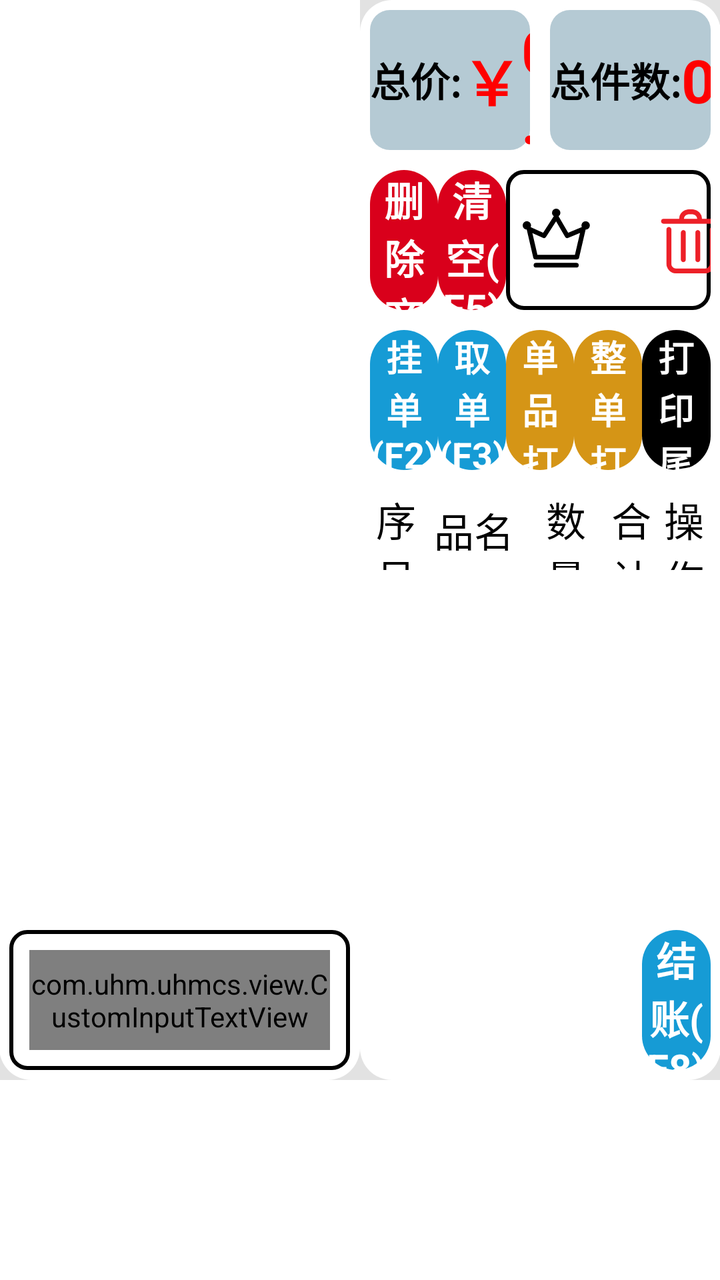
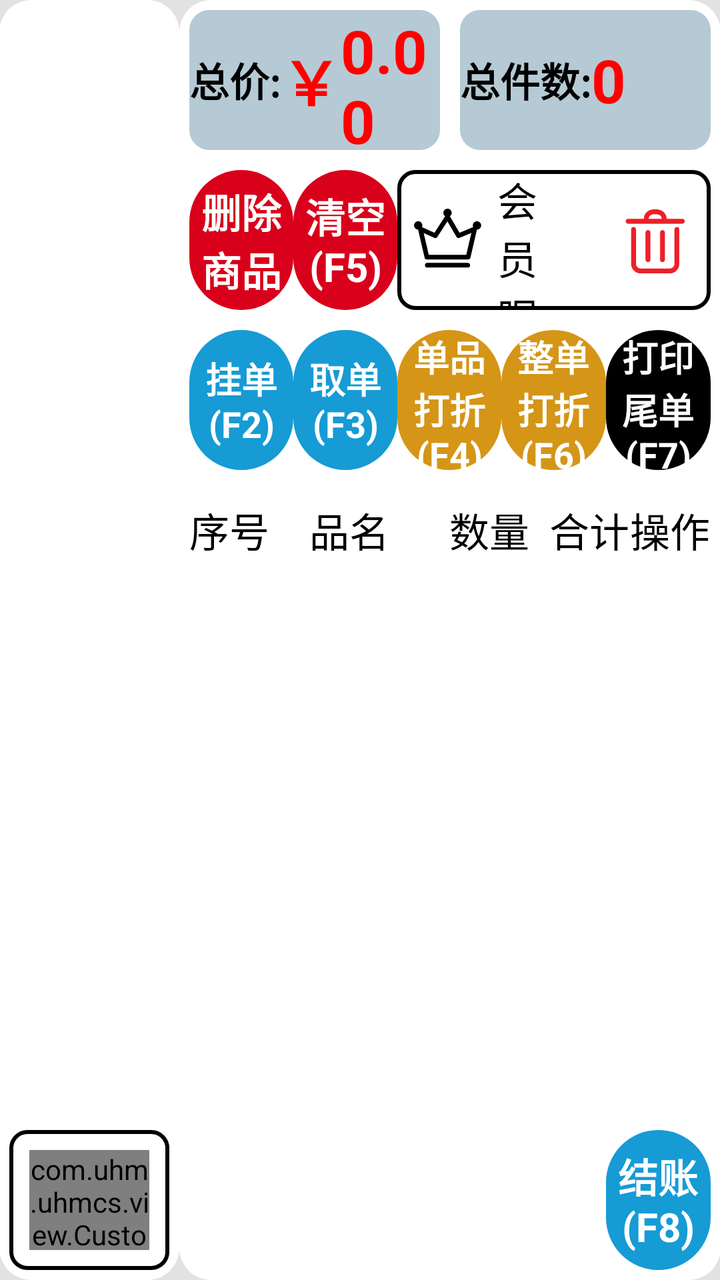

Before-and-after screenshots of an Android layout around one commit, followed by the original layout XML and the change that was made.
<!-- AndroidManifest.xml: application theme Base.Theme.UHMCS -->
<!-- res/layout/activity_main.xml -->
<?xml version="1.0" encoding="utf-8"?>
<LinearLayout xmlns:android="http://schemas.android.com/apk/res/android"
    android:layout_width="match_parent"
    android:layout_height="match_parent"
    android:background="#e2e2e2"
    android:orientation="vertical">
    <LinearLayout
        android:padding="@dimen/dp_10"
        android:layout_width="match_parent"
        android:layout_height="0dp"
        android:layout_weight="1"
        android:orientation="horizontal">

        <LinearLayout
            android:layout_width="0dp"
            android:layout_weight="1"
            android:layout_marginRight="@dimen/dp_10"
            android:layout_height="match_parent"
            android:orientation="vertical"
            android:background="@drawable/white_bg">
            <RelativeLayout
                android:layout_width="match_parent"
                android:layout_height="0dp"
                android:layout_weight="1">
                <androidx.recyclerview.widget.RecyclerView
                    android:id="@+id/shop_rv"
                    android:layout_width="match_parent"
                    android:layout_height="match_parent"
                    android:background="@color/white"
                    android:fadeScrollbars="false"
                    android:gravity="center"
                    android:scrollbarFadeDuration="0"
                    android:scrollbarThumbVertical="@drawable/scrollbar_vertical_thumb"
                    android:scrollbars="vertical"
                    android:visibility="visible" />
                <View
                    android:visibility="gone"
                    android:id="@+id/shop_mocheng"
                    android:layout_width="match_parent"
                    android:layout_height="match_parent"/>
            </RelativeLayout>

            <RelativeLayout
                android:layout_width="match_parent"
                android:layout_height="80dp">
                <ImageView
                    android:layout_centerVertical="true"
                    android:id="@+id/more_function_btn"
                    android:paddingLeft="10dp"
                    android:layout_width="70dp"
                    android:paddingRight="10dp"
                    android:layout_height="match_parent"
                    android:src="@drawable/more_function" />

                <ImageView
                    android:visibility="gone"
                    android:paddingLeft="10dp"
                    android:layout_width="70dp"
                    android:paddingRight="10dp"
                    android:id="@+id/add_no_code_btn"
                    android:layout_marginLeft="80dp"
                    android:layout_height="match_parent"
                    android:src="@drawable/add_no_code" />
                <LinearLayout
                    android:id="@+id/wangluo_view"
                    android:visibility="gone"
                    android:gravity="center_vertical"
                    android:layout_marginLeft="150dp"
                    android:layout_width="wrap_content"
                    android:layout_height="match_parent"
                    android:orientation="horizontal">
                    <ImageView
                        android:paddingLeft="10dp"
                        android:layout_width="70dp"
                        android:paddingRight="10dp"
                        android:layout_height="match_parent"
                        android:src="@mipmap/wangluo"/>
                    <TextView
                        android:layout_width="wrap_content"
                        android:layout_height="wrap_content"
                        android:text="@string/no_network_detected"
                        android:textColor="@color/mr_red_000"
                        android:textSize="24dp"/>
                </LinearLayout>
                <TextView
                    android:id="@+id/bendin_view"
                    android:visibility="gone"
                    android:layout_marginLeft="150dp"
                    android:layout_width="wrap_content"
                    android:layout_height="wrap_content"
                    android:layout_centerVertical="true"
                    android:text="@string/Local_bill_upload_required"
                    android:textColor="@color/color_login_079752"
                    android:textSize="24dp"/>
                <LinearLayout
                    android:focusable="true"
                    android:focusableInTouchMode="true"
                    android:layout_alignParentRight="true"
                    android:layout_margin="5dp"
                    android:layout_width="440dp"
                    android:layout_height="match_parent"
                    android:background="@drawable/rounded_border"
                    android:orientation="horizontal">
                    <com.uhm.uhmcs.view.CustomInputTextView
                        android:id="@+id/et_tiaoxingma"
                        android:hint="@string/barcode"
                        android:textColorHint="#c1c1c1"
                        android:textSize="24dp"
                        android:textColor="@color/black"
                        android:layout_margin="10dp"
                        android:layout_width="0dp"
                        android:layout_height="match_parent"
                        android:layout_weight="1"
                        android:gravity="center_vertical"/>

                    <ImageView
                        android:visibility="gone"
                        android:layout_width="wrap_content"
                        android:layout_height="wrap_content"
                        android:src="@mipmap/jianpan"/>

                </LinearLayout>

            </RelativeLayout>
        </LinearLayout>
        <LinearLayout
            android:layout_width="0dp"
            android:layout_height="match_parent"
            android:background="@drawable/white_bg"
            android:layout_weight="1"
            android:orientation="vertical">
            <LinearLayout
                android:layout_width="match_parent"
                android:layout_height="80dp"
                android:orientation="horizontal">
                <LinearLayout
                    android:gravity="center_vertical"
                    android:layout_width="0dp"
                    android:layout_height="match_parent"
                    android:orientation="horizontal"
                    android:layout_weight="1"
                    android:layout_margin="5dp"
                    android:background="@drawable/blue_bg">
                    <TextView
                        android:layout_width="wrap_content"
                        android:layout_height="wrap_content"
                        android:textColor="@color/black"
                        android:textSize="20dp"
                        android:text="@string/grand_total"
                        android:textStyle="bold"
                        android:layout_marginLeft="@dimen/dp_10"/>
                    <TextView
                        android:layout_width="wrap_content"
                        android:layout_height="wrap_content"
                        android:textColor="@color/mr_red_000"
                        android:textSize="30dp"
                        android:text="￥"
                        android:textStyle="bold"
                        android:layout_marginLeft="@dimen/dp_10"/>
                    <TextView
                        android:id="@+id/tv_zongjia"
                        android:layout_width="wrap_content"
                        android:layout_height="wrap_content"
                        android:textColor="@color/mr_red_000"
                        android:textSize="30dp"
                        android:textStyle="bold"
                        android:text="0.00" />
                </LinearLayout>
                <LinearLayout
                    android:gravity="center_vertical"
                    android:layout_width="0dp"
                    android:layout_height="match_parent"
                    android:orientation="horizontal"
                    android:layout_weight="1"
                    android:layout_margin="5dp"
                    android:background="@drawable/blue_bg">
                    <TextView
                        android:layout_width="wrap_content"
                        android:layout_height="wrap_content"
                        android:textColor="@color/black"
                        android:textSize="20dp"
                        android:text="@string/total_items"
                        android:textStyle="bold"
                        android:layout_marginStart="@dimen/dp_10"/>

                    <TextView
                        android:id="@+id/tv_zongjian"
                        android:layout_marginStart="@dimen/dp_10"
                        android:layout_width="wrap_content"
                        android:layout_height="wrap_content"
                        android:textColor="@color/mr_red_000"
                        android:textSize="30dp"
                        android:textStyle="bold"
                        android:text="0" />
                </LinearLayout>
            </LinearLayout>


            <LinearLayout
                android:padding="5dp"
                android:layout_width="match_parent"
                android:layout_height="80dp"
                android:orientation="horizontal">
                <LinearLayout
                    android:layout_width="0dp"
                    android:layout_height="match_parent"
                    android:orientation="horizontal"
                    android:layout_weight="2">
                    <TextView
                        android:id="@+id/delete_shop"
                        android:background="@drawable/red_bg"
                        android:layout_width="0dp"
                        android:layout_height="match_parent"
                        android:layout_weight="1"
                        android:text="@string/delete_item"
                        android:textSize="20dp"
                        android:textColor="@color/white"
                        android:gravity="center"
                        android:textStyle="bold"
                        android:layout_marginRight="@dimen/dp_10"/>
                    <TextView
                        android:id="@+id/qingkong_btn"
                        android:background="@drawable/red_bg"
                        android:layout_width="0dp"
                        android:layout_height="match_parent"
                        android:layout_weight="1"
                        android:text="@string/clear_all"
                        android:textSize="20dp"
                        android:textColor="@color/white"
                        android:gravity="center"
                        android:textStyle="bold"
                        android:layout_marginRight="@dimen/dp_10"/>
                </LinearLayout>
                <LinearLayout
                    android:id="@+id/huiyuan_btn"
                    android:gravity="center_vertical"
                    android:layout_width="0dp"
                    android:layout_weight="3"
                    android:layout_height="match_parent"
                    android:orientation="horizontal"
                    android:background="@drawable/rounded_border">
                    <ImageView
                        android:layout_marginLeft="5dp"
                        android:layout_width="40dp"
                        android:layout_height="match_parent"
                        android:src="@drawable/huiyuan"/>
                    <TextView
                        android:id="@+id/huiyuan_name"
                        android:layout_marginLeft="5dp"
                        android:layout_width="0dp"
                        android:layout_weight="1"
                        android:layout_height="wrap_content"
                        android:text="@string/member_nickname"
                        android:textColor="@color/black"
                        android:textSize="20dp"/>
                    <ImageView
                        android:paddingLeft="20dp"
                        android:id="@+id/shanchuhuiyuan_btn"
                        android:layout_marginRight="5dp"
                        android:layout_width="65dp"
                        android:layout_height="match_parent"
                        android:src="@drawable/shanchu" />
                </LinearLayout>
            </LinearLayout>
            <LinearLayout
                android:padding="5dp"
                android:layout_width="match_parent"
                android:layout_height="80dp"
                android:orientation="horizontal">
                <TextView
                    android:id="@+id/guadan_btn"
                    android:background="@drawable/blue_bg1"
                    android:layout_width="0dp"
                    android:layout_height="match_parent"
                    android:layout_weight="1"
                    android:text="@string/hold_order"
                    android:textSize="18dp"
                    android:textColor="@color/white"
                    android:gravity="center"
                    android:textStyle="bold"
                    android:layout_marginRight="@dimen/dp_10"/>
                <TextView
                    android:id="@+id/qudan_btn"
                    android:background="@drawable/blue_bg1"
                    android:layout_width="0dp"
                    android:layout_height="match_parent"
                    android:layout_weight="1"
                    android:text="@string/qudan_null"
                    android:textSize="18dp"
                    android:textColor="@color/white"
                    android:gravity="center"
                    android:textStyle="bold"
                    android:layout_marginRight="@dimen/dp_10"/>
                <TextView
                    android:id="@+id/dazhe_one_btn"
                    android:background="@drawable/yellow_bg"
                    android:layout_width="0dp"
                    android:layout_height="match_parent"
                    android:layout_weight="1"
                    android:text="@string/item_discount"
                    android:textSize="18dp"
                    android:textColor="@color/white"
                    android:gravity="center"
                    android:textStyle="bold"
                    android:layout_marginRight="@dimen/dp_10"/>
                <TextView
                    android:id="@+id/dazhe_all_btn"
                    android:background="@drawable/yellow_bg"
                    android:layout_width="0dp"
                    android:layout_height="match_parent"
                    android:layout_weight="1"
                    android:text="@string/order_discount"
                    android:textSize="18dp"
                    android:textColor="@color/white"
                    android:gravity="center"
                    android:textStyle="bold"
                    android:layout_marginRight="@dimen/dp_10"/>
                <TextView
                    android:id="@+id/daying_btn"
                    android:background="@drawable/black_bg"
                    android:layout_width="0dp"
                    android:layout_height="match_parent"
                    android:layout_weight="1"
                    android:text="@string/print_receipt"
                    android:textSize="18dp"
                    android:textColor="@color/white"
                    android:gravity="center"
                    android:textStyle="bold" />
            </LinearLayout>
            <LinearLayout
                android:layout_margin="5dp"
                android:layout_width="match_parent"
                android:layout_height="0dp"
                android:layout_weight="1"
                android:orientation="vertical">
                <LinearLayout
                    android:layout_width="match_parent"
                    android:layout_height="40dp"
                    android:orientation="horizontal">
                    <TextView
                        android:gravity="center"
                        android:layout_width="0dp"
                        android:layout_height="match_parent"
                        android:layout_weight="1"
                        android:textSize="20dp"
                        android:textColor="@color/black"
                        android:text="@string/No"/>
                    <TextView
                        android:gravity="center"
                        android:layout_width="0dp"
                        android:layout_height="match_parent"
                        android:layout_weight="2"
                        android:textSize="20dp"
                        android:textColor="@color/black"
                        android:text="@string/product_name"/>
                    <TextView
                        android:visibility="gone"
                        android:gravity="center"
                        android:layout_width="0dp"
                        android:layout_height="match_parent"
                        android:layout_weight="1.5"
                        android:textSize="20dp"
                        android:textColor="@color/black"
                        android:text="规格"/>
                    <TextView
                        android:gravity="center"
                        android:layout_width="0dp"
                        android:layout_height="match_parent"
                        android:layout_weight="1.5"
                        android:textSize="20dp"
                        android:textColor="@color/black"
                        android:text="@string/qty"/>
                    <TextView
                        android:gravity="center"
                        android:layout_width="0dp"
                        android:layout_height="match_parent"
                        android:layout_weight="1"
                        android:textSize="20dp"
                        android:textColor="@color/black"
                        android:text="@string/total"/>
                    <TextView
                        android:id="@+id/caozuo_view"
                        android:gravity="center"
                        android:layout_width="0dp"
                        android:layout_height="match_parent"
                        android:layout_weight="1"
                        android:textSize="20dp"
                        android:textColor="@color/black"
                        android:text="@string/action"/>
                </LinearLayout>
                <RelativeLayout
                    android:layout_width="match_parent"
                    android:layout_height="0dp"
                    android:layout_weight="1">
                    <androidx.recyclerview.widget.RecyclerView
                        android:id="@+id/selected_shop_rv"
                        android:layout_width="match_parent"
                        android:layout_height="match_parent"
                        android:fadeScrollbars="false"
                        android:gravity="center"
                        android:scrollbarFadeDuration="0"
                        android:scrollbarThumbVertical="@drawable/scrollbar_vertical_thumb"
                        android:scrollbars="vertical"
                        android:visibility="visible" />
                    <LinearLayout
                        android:visibility="gone"
                        android:id="@+id/have_paid_view"
                        android:layout_width="match_parent"
                        android:layout_height="match_parent"
                        android:orientation="vertical"
                        android:gravity="center">
                        <ImageView
                            android:id="@+id/image"
                            android:layout_width="200dp"
                            android:layout_height="200dp" />
                    </LinearLayout>
                </RelativeLayout>


            </LinearLayout>
            <LinearLayout
                android:padding="5dp"
                android:layout_width="match_parent"
                android:layout_height="80dp"
                android:orientation="horizontal">
                <TextView
                    android:visibility="invisible"
                    android:background="@drawable/blue_bg1"
                    android:layout_width="0dp"
                    android:layout_height="match_parent"
                    android:layout_weight="1"
                    android:text="挂单(F2)"
                    android:textSize="20dp"
                    android:textColor="@color/white"
                    android:gravity="center"
                    android:textStyle="bold"
                    android:layout_marginRight="@dimen/dp_10"/>
                <TextView
                    android:visibility="invisible"
                    android:background="@drawable/blue_bg1"
                    android:layout_width="0dp"
                    android:layout_height="match_parent"
                    android:layout_weight="1"
                    android:text="取单(F3)"
                    android:textSize="20dp"
                    android:textColor="@color/white"
                    android:gravity="center"
                    android:textStyle="bold"
                    android:layout_marginRight="@dimen/dp_10"/>
                <TextView
                    android:visibility="invisible"
                    android:background="@drawable/yellow_bg"
                    android:layout_width="0dp"
                    android:layout_height="match_parent"
                    android:layout_weight="1"
                    android:text="改价/打折(F4)"
                    android:textSize="20dp"
                    android:textColor="@color/white"
                    android:gravity="center"
                    android:textStyle="bold"
                    android:layout_marginRight="@dimen/dp_10"/>
                <TextView
                    android:visibility="invisible"
                    android:background="@drawable/yellow_bg"
                    android:layout_width="0dp"
                    android:layout_height="match_parent"
                    android:layout_weight="1"
                    android:text="整单打折(F6)"
                    android:textSize="20dp"
                    android:textColor="@color/white"
                    android:gravity="center"
                    android:textStyle="bold"
                    android:layout_marginRight="@dimen/dp_10"/>
                <TextView
                    android:id="@+id/checkout_btn"
                    android:background="@drawable/blue_bg1"
                    android:layout_width="0dp"
                    android:layout_height="match_parent"
                    android:layout_weight="1"
                    android:text="@string/checkout"
                    android:textSize="20dp"
                    android:textColor="@color/white"
                    android:gravity="center"
                    android:textStyle="bold" />
            </LinearLayout>

        </LinearLayout>


    </LinearLayout>
    <androidx.recyclerview.widget.RecyclerView
        android:background="@color/white"
        android:id="@+id/rv_choose_menu3"
        android:layout_width="match_parent"
        android:layout_height="100dp"
        android:fadeScrollbars="false"
        android:scrollbarFadeDuration="0"
        android:scrollbarSize="6dp"
        android:scrollbars="horizontal"/>


</LinearLayout>
<!-- resources referenced by this layout -->
<resources>
  <color name="black">#FF000000</color>
  <color name="color_login_079752">#079752</color>
  <color name="mr_red_000">#FFFF0000</color>
  <color name="white">#FFFFFFFF</color>
  <!-- drawable black_bg (drawable) -->
  <?xml version="1.0" encoding="UTF-8"?>
  <shape xmlns:android="http://schemas.android.com/apk/res/android"
      android:shape="rectangle" >
  
      
      <solid android:color="@color/black" />
      
  
  
      
  
      
      <corners android:radius="100dp" />
      
  
  
  
  
  
  
  </shape>
  <!-- drawable blue_bg (drawable) -->
  <?xml version="1.0" encoding="UTF-8"?>
  <shape xmlns:android="http://schemas.android.com/apk/res/android"
      android:shape="rectangle" >
  
      
      <solid android:color="#b5cad4" />
      
  
  
      
  
      
      <corners android:radius="10dp" />
      
  
  
  
  
  
  
  </shape>
  <!-- drawable blue_bg1 (drawable) -->
  <?xml version="1.0" encoding="UTF-8"?>
  <shape xmlns:android="http://schemas.android.com/apk/res/android"
      android:shape="rectangle" >
  
      
      <solid android:color="#169bd5" />
      
  
  
      
  
      
      <corners android:radius="100dp" />
      
  
  
  
  
  
  
  </shape>
  <!-- drawable red_bg (drawable) -->
  <?xml version="1.0" encoding="UTF-8"?>
  <shape xmlns:android="http://schemas.android.com/apk/res/android"
      android:shape="rectangle" >
  
      
      <solid android:color="#d9001b" />
      
  
  
      
  
      
      <corners android:radius="100dp" />
      
  
  
  
  
  
  
  </shape>
  <!-- drawable rounded_border (drawable) -->
  <shape xmlns:android="http://schemas.android.com/apk/res/android">
      <solid android:color="@color/white" /> 
      <corners android:radius="8dp" /> 
      <stroke android:width="2dp" android:color="@color/black" /> 
  </shape>
  <!-- drawable scrollbar_vertical_thumb (drawable) -->
  <?xml version="1.0" encoding="utf-8"?>
  <shape xmlns:android="http://schemas.android.com/apk/res/android">
      <solid android:color="@color/black60" /> 
      <size android:width="10dp" /> 
      <corners android:radius="6dp" /> 
  </shape>
  <!-- drawable white_bg (drawable) -->
  <?xml version="1.0" encoding="UTF-8"?>
  <shape xmlns:android="http://schemas.android.com/apk/res/android"
      android:shape="rectangle" >
  
      
      <solid android:color="@color/white" />
      
  
  
      
  
      
      <corners android:radius="16dp" />
      
  
  
  
  
  
  
  </shape>
  <!-- drawable yellow_bg (drawable) -->
  <?xml version="1.0" encoding="UTF-8"?>
  <shape xmlns:android="http://schemas.android.com/apk/res/android"
      android:shape="rectangle" >
  
      
      <solid android:color="#d59516" />
      
  
  
      
  
      
      <corners android:radius="100dp" />
      
  
  
  
  
  
  
  </shape>
  <string name="Local_bill_upload_required">你有本地账单需上传</string>
  <string name="No">序号</string>
  <string name="action">操作</string>
  <string name="barcode">条形码</string>
  <string name="checkout">结账(F8)</string>
  <string name="clear_all">清空(F5)</string>
  <string name="delete_item">删除商品</string>
  <string name="grand_total">总价:</string>
  <string name="hold_order">挂单(F2)</string>
  <string name="item_discount">单品打折(F4)</string>
  <string name="member_nickname">会员昵称(F10)</string>
  <string name="no_network_detected">请检查网络</string>
  <string name="order_discount">整单打折(F6)</string>
  <string name="print_receipt">打印尾单(F7)</string>
  <string name="product_name">品名</string>
  <string name="qty">数量</string>
  <string name="qudan_null">取单(F3)</string>
  <string name="total">合计</string>
  <string name="total_items">总件数:</string>
  <style name="Base.Theme.UHMCS" parent="Theme.AppCompat.NoActionBar">
          
          
          <item name="android:windowFullscreen">true</item>
          <item name="android:windowContentOverlay">@null</item>
          <item name="colorControlActivated">@color/black</item> 
      </style>
  <color name="black60">#60000000</color>
  <!-- unchanged entries left out for length: 6 -->
</resources>

<!-- the commit's change to res/layout/activity_main.xml (unified diff, before → after) -->
@@ -32,12 +32,18 @@
                     android:scrollbarFadeDuration="0"
                     android:scrollbarThumbVertical="@drawable/scrollbar_vertical_thumb"
                     android:scrollbars="vertical"
-                    android:visibility="visible" />
+                    android:visibility="gone" />
                 <View
                     android:visibility="gone"
                     android:id="@+id/shop_mocheng"
                     android:layout_width="match_parent"
                     android:layout_height="match_parent"/>
+
+                <ImageView
+                    android:id="@+id/shop_image"
+                    android:layout_centerInParent="true"
+                    android:layout_width="wrap_content"
+                    android:layout_height="wrap_content"/>
             </RelativeLayout>
 
             <RelativeLayout
@@ -97,7 +103,7 @@
                     android:focusableInTouchMode="true"
                     android:layout_alignParentRight="true"
                     android:layout_margin="5dp"
-                    android:layout_width="440dp"
+                    android:layout_width="300dp"
                     android:layout_height="match_parent"
                     android:background="@drawable/rounded_border"
                     android:orientation="horizontal">
@@ -127,7 +133,7 @@
             android:layout_width="0dp"
             android:layout_height="match_parent"
             android:background="@drawable/white_bg"
-            android:layout_weight="1"
+            android:layout_weight="3"
             android:orientation="vertical">
             <LinearLayout
                 android:layout_width="match_parent"
@@ -489,6 +495,7 @@
 
     </LinearLayout>
     <androidx.recyclerview.widget.RecyclerView
+        android:visibility="gone"
         android:background="@color/white"
         android:id="@+id/rv_choose_menu3"
         android:layout_width="match_parent"
